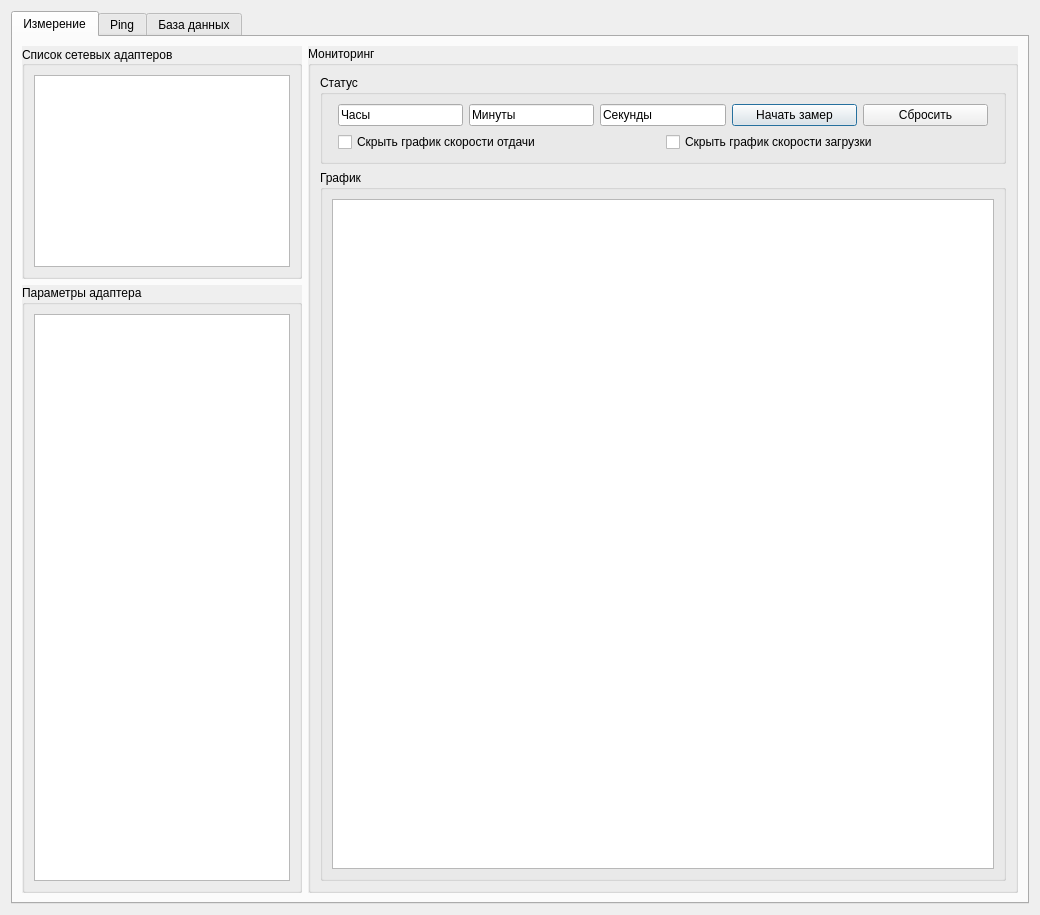
First picture: the form in interface.ui, repository darararrik/dz, before the edit.
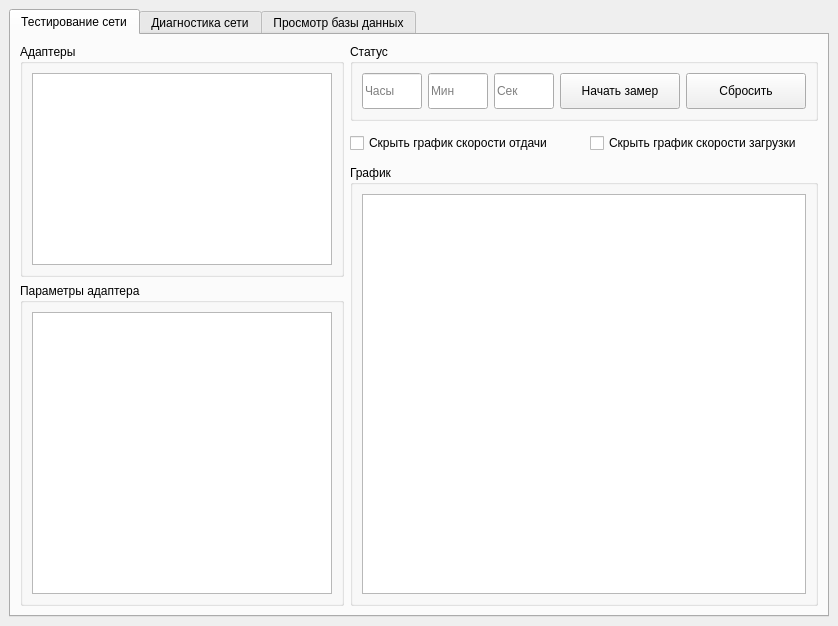
Second picture: the form after the edit. Custom widgets are drawn as their Qt base class.

What changed in the file:
```diff
--- a/interface.ui
+++ b/interface.ui
@@ -1,134 +1,234 @@
 <?xml version="1.0" encoding="UTF-8"?>
 <ui version="4.0">
- <class>mainWidget</class>
- <widget class="QDialog" name="mainWidget">
+ <class>MainWindow</class>
+ <widget class="QMainWindow" name="MainWindow">
+  <property name="enabled">
+   <bool>true</bool>
+  </property>
   <property name="geometry">
    <rect>
     <x>0</x>
     <y>0</y>
-    <width>1040</width>
-    <height>915</height>
+    <width>838</width>
+    <height>626</height>
    </rect>
   </property>
-  <property name="focusPolicy">
-   <enum>Qt::FocusPolicy::TabFocus</enum>
+  <property name="sizePolicy">
+   <sizepolicy hsizetype="Expanding" vsizetype="Maximum">
+    <horstretch>0</horstretch>
+    <verstretch>0</verstretch>
+   </sizepolicy>
+  </property>
+  <property name="acceptDrops">
+   <bool>false</bool>
   </property>
   <property name="windowTitle">
-   <string>Dialog</string>
+   <string>MainWindow</string>
   </property>
-  <layout class="QHBoxLayout" name="horizontalLayout_5">
-   <item>
-    <widget class="QTabWidget" name="diagnoseWidget">
-     <property name="autoFillBackground">
-      <bool>true</bool>
-     </property>
-     <property name="currentIndex">
-      <number>0</number>
-     </property>
-     <widget class="QWidget" name="monitoringTab">
-      <attribute name="title">
-       <string>Измерение</string>
-      </attribute>
+  <widget class="QWidget" name="centralwidget">
+   <property name="sizePolicy">
+    <sizepolicy hsizetype="Expanding" vsizetype="Preferred">
+     <horstretch>0</horstretch>
+     <verstretch>0</verstretch>
+    </sizepolicy>
+   </property>
       <layout class="QGridLayout" name="gridLayout_2">
+    <item row="0" column="0">
+     <widget class="QTabWidget" name="tabWidget">
+      <property name="currentIndex">
+       <number>0</number>
+      </property>
+      <widget class="QWidget" name="remote_monitoring">
+       <property name="enabled">
+        <bool>true</bool>
+       </property>
+       <property name="sizePolicy">
+        <sizepolicy hsizetype="Minimum" vsizetype="Minimum">
+         <horstretch>0</horstretch>
+         <verstretch>0</verstretch>
+        </sizepolicy>
+       </property>
+       <attribute name="title">
+        <string>Тестирование сети</string>
+       </attribute>
+       <layout class="QGridLayout" name="gridLayout_3">
+        <item row="0" column="0">
+         <layout class="QVBoxLayout" name="verticalLayout_3">
+          <item>
+           <widget class="QGroupBox" name="groupBox_11">
+            <property name="sizePolicy">
+             <sizepolicy hsizetype="Preferred" vsizetype="Maximum">
+              <horstretch>0</horstretch>
+              <verstretch>0</verstretch>
+             </sizepolicy>
+            </property>
+            <property name="title">
+             <string>Адаптеры</string>
+            </property>
+            <layout class="QGridLayout" name="gridLayout_11">
+             <item row="0" column="0">
+              <widget class="QListWidget" name="adapterList">
+               <property name="enabled">
+                <bool>true</bool>
+               </property>
+               <property name="sizePolicy">
+                <sizepolicy hsizetype="Minimum" vsizetype="Maximum">
+                 <horstretch>0</horstretch>
+                 <verstretch>0</verstretch>
+                </sizepolicy>
+               </property>
+               <property name="minimumSize">
+                <size>
+                 <width>300</width>
+                 <height>0</height>
+                </size>
+               </property>
+               <property name="maximumSize">
+                <size>
+                 <width>16777215</width>
+                 <height>16777215</height>
+                </size>
+               </property>
+              </widget>
+             </item>
+            </layout>
+           </widget>
+          </item>
+          <item>
+           <widget class="QGroupBox" name="groupBox_12">
+            <property name="title">
+             <string>Параметры адаптера</string>
+            </property>
+            <layout class="QGridLayout" name="gridLayout_12">
+             <item row="0" column="0">
+              <widget class="QTableWidget" name="infoTable">
+               <property name="sizePolicy">
+                <sizepolicy hsizetype="Minimum" vsizetype="Minimum">
+                 <horstretch>0</horstretch>
+                 <verstretch>0</verstretch>
+                </sizepolicy>
+               </property>
+               <property name="minimumSize">
+                <size>
+                 <width>300</width>
+                 <height>0</height>
+                </size>
+               </property>
+               <property name="maximumSize">
+                <size>
+                 <width>16777215</width>
+                 <height>16777215</height>
+                </size>
+               </property>
+              </widget>
+             </item>
+            </layout>
+           </widget>
+          </item>
+         </layout>
+        </item>
        <item row="0" column="1">
-        <layout class="QVBoxLayout" name="rightColum">
+         <layout class="QVBoxLayout" name="verticalLayout">
+          <property name="spacing">
+           <number>12</number>
+          </property>
          <item>
-          <widget class="QGroupBox" name="monitoringBox">
-           <property name="sizePolicy">
-            <sizepolicy hsizetype="Expanding" vsizetype="Minimum">
-             <horstretch>0</horstretch>
-             <verstretch>0</verstretch>
-            </sizepolicy>
-           </property>
-           <property name="autoFillBackground">
-            <bool>true</bool>
-           </property>
-           <property name="title">
-            <string>Мониторинг</string>
-           </property>
-           <layout class="QGridLayout" name="gridLayout_5">
-            <item row="0" column="0">
-             <widget class="QGroupBox" name="statusBox">
-              <property name="sizePolicy">
-               <sizepolicy hsizetype="Preferred" vsizetype="Fixed">
-                <horstretch>0</horstretch>
-                <verstretch>0</verstretch>
-               </sizepolicy>
-              </property>
+           <widget class="QGroupBox" name="groupBox_14">
               <property name="title">
                <string>Статус</string>
               </property>
-              <layout class="QGridLayout" name="gridLayout_6">
+            <layout class="QGridLayout" name="gridLayout_14">
                <item row="0" column="0">
-                <layout class="QHBoxLayout" name="horizontalLayout">
-                 <property name="sizeConstraint">
-                  <enum>QLayout::SizeConstraint::SetDefaultConstraint</enum>
-                 </property>
-                 <property name="leftMargin">
-                  <number>6</number>
-                 </property>
-                 <property name="rightMargin">
-                  <number>6</number>
-                 </property>
+              <layout class="QHBoxLayout" name="timer">
                  <item>
                   <widget class="QLineEdit" name="hoursInput">
                    <property name="sizePolicy">
-                    <sizepolicy hsizetype="Minimum" vsizetype="Fixed">
+                  <sizepolicy hsizetype="Fixed" vsizetype="Fixed">
                      <horstretch>0</horstretch>
                      <verstretch>0</verstretch>
                     </sizepolicy>
                    </property>
-                   <property name="text">
+                 <property name="minimumSize">
+                  <size>
+                   <width>60</width>
+                   <height>36</height>
+                  </size>
+                 </property>
+                 <property name="maximumSize">
+                  <size>
+                   <width>60</width>
+                   <height>36</height>
+                  </size>
+                 </property>
+                 <property name="placeholderText">
                     <string>Часы</string>
                    </property>
-                   <property name="frame">
-                    <bool>true</bool>
-                   </property>
-                   <property name="echoMode">
-                    <enum>QLineEdit::EchoMode::Normal</enum>
-                   </property>
-                   <property name="placeholderText">
-                    <string/>
-                   </property>
-                   <property name="clearButtonEnabled">
-                    <bool>false</bool>
-                   </property>
                   </widget>
                  </item>
                  <item>
-                  <widget class="QLineEdit" name="minutInput">
+                <widget class="QLineEdit" name="minutesInput">
                    <property name="sizePolicy">
-                    <sizepolicy hsizetype="Minimum" vsizetype="Fixed">
+                  <sizepolicy hsizetype="Fixed" vsizetype="Fixed">
                      <horstretch>0</horstretch>
                      <verstretch>0</verstretch>
                     </sizepolicy>
                    </property>
-                   <property name="text">
-                    <string>Минуты</string>
+                 <property name="minimumSize">
+                  <size>
+                   <width>60</width>
+                   <height>36</height>
+                  </size>
+                 </property>
+                 <property name="maximumSize">
+                  <size>
+                   <width>60</width>
+                   <height>36</height>
+                  </size>
+                 </property>
+                 <property name="placeholderText">
+                  <string>Мин</string>
                    </property>
                   </widget>
                  </item>
                  <item>
                   <widget class="QLineEdit" name="secondsInput">
                    <property name="sizePolicy">
-                    <sizepolicy hsizetype="Minimum" vsizetype="Fixed">
+                  <sizepolicy hsizetype="Fixed" vsizetype="Fixed">
                      <horstretch>0</horstretch>
                      <verstretch>0</verstretch>
                     </sizepolicy>
                    </property>
-                   <property name="text">
-                    <string>Секунды</string>
+                 <property name="minimumSize">
+                  <size>
+                   <width>60</width>
+                   <height>36</height>
+                  </size>
+                 </property>
+                 <property name="maximumSize">
+                  <size>
+                   <width>60</width>
+                   <height>36</height>
+                  </size>
+                 </property>
+                 <property name="placeholderText">
+                  <string>Сек</string>
                    </property>
                   </widget>
                  </item>
                  <item>
                   <widget class="QPushButton" name="measureSpeedButton">
                    <property name="sizePolicy">
-                    <sizepolicy hsizetype="Minimum" vsizetype="Fixed">
+                  <sizepolicy hsizetype="Fixed" vsizetype="Fixed">
                      <horstretch>0</horstretch>
                      <verstretch>0</verstretch>
                     </sizepolicy>
                    </property>
+                 <property name="minimumSize">
+                  <size>
+                   <width>120</width>
+                   <height>36</height>
+                  </size>
+                 </property>
                    <property name="text">
                     <string>Начать замер</string>
                    </property>
@@ -136,6 +236,18 @@
                  </item>
                  <item>
                   <widget class="QPushButton" name="clearGraphs">
+                 <property name="sizePolicy">
+                  <sizepolicy hsizetype="Fixed" vsizetype="Fixed">
+                   <horstretch>0</horstretch>
+                   <verstretch>0</verstretch>
+                  </sizepolicy>
+                 </property>
+                 <property name="minimumSize">
+                  <size>
+                   <width>120</width>
+                   <height>36</height>
+                  </size>
+                 </property>
                    <property name="text">
                     <string>Сбросить</string>
                    </property>
@@ -143,23 +255,35 @@
                  </item>
                 </layout>
                </item>
-               <item row="1" column="0">
-                <layout class="QHBoxLayout" name="horizontalLayout_2">
+            </layout>
+           </widget>
+          </item>
+          <item>
+           <layout class="QHBoxLayout" name="checkboxes">
                  <property name="leftMargin">
-                  <number>6</number>
-                 </property>
-                 <property name="rightMargin">
-                  <number>6</number>
+             <number>0</number>
                  </property>
                  <item>
                   <widget class="QCheckBox" name="hideUpload">
+              <property name="sizePolicy">
+               <sizepolicy hsizetype="Expanding" vsizetype="Fixed">
+                <horstretch>0</horstretch>
+                <verstretch>0</verstretch>
+               </sizepolicy>
+              </property>
                    <property name="text">
                     <string>Скрыть график скорости отдачи</string>
                    </property>
                   </widget>
                  </item>
                  <item>
-                  <widget class="QCheckBox" name="hideLoad">
+             <widget class="QCheckBox" name="hideDownload">
+              <property name="sizePolicy">
+               <sizepolicy hsizetype="Expanding" vsizetype="Fixed">
+                <horstretch>0</horstretch>
+                <verstretch>0</verstretch>
+               </sizepolicy>
+              </property>
                    <property name="text">
                     <string>Скрыть график скорости загрузки</string>
                    </property>
@@ -167,13 +291,10 @@
                  </item>
                 </layout>
                </item>
-              </layout>
-             </widget>
-            </item>
-            <item row="1" column="0">
-             <widget class="QGroupBox" name="graphicBox">
+          <item>
+           <widget class="QGroupBox" name="graphs_group">
               <property name="sizePolicy">
-               <sizepolicy hsizetype="Expanding" vsizetype="Minimum">
+             <sizepolicy hsizetype="Preferred" vsizetype="Preferred">
                 <horstretch>0</horstretch>
                 <verstretch>0</verstretch>
                </sizepolicy>
@@ -181,106 +302,20 @@
               <property name="title">
                <string>График</string>
               </property>
-              <layout class="QGridLayout" name="gridLayout_7">
+            <layout class="QGridLayout" name="gridLayout_13">
                <item row="0" column="0">
-                <widget class="PlotWidget" name="remoteGraphWidget" native="true">
+              <widget class="PlotWidget" name="graphWidget">
                  <property name="sizePolicy">
                   <sizepolicy hsizetype="Expanding" vsizetype="Expanding">
                    <horstretch>0</horstretch>
                    <verstretch>0</verstretch>
                   </sizepolicy>
                  </property>
-                 <property name="focusPolicy">
-                  <enum>Qt::FocusPolicy::StrongFocus</enum>
-                 </property>
-                 <layout class="QGridLayout" name="gridLayout_8">
-                  <property name="leftMargin">
-                   <number>0</number>
-                  </property>
-                  <property name="topMargin">
-                   <number>0</number>
-                  </property>
-                  <property name="rightMargin">
-                   <number>0</number>
-                  </property>
-                  <property name="bottomMargin">
-                   <number>0</number>
-                  </property>
-                  <item row="0" column="0">
-                   <widget class="QGraphicsView" name="graph"/>
-                  </item>
-                 </layout>
-                </widget>
-               </item>
-              </layout>
-             </widget>
-            </item>
-           </layout>
-          </widget>
-         </item>
-        </layout>
-       </item>
-       <item row="0" column="0">
-        <layout class="QVBoxLayout" name="leftColum">
-         <property name="sizeConstraint">
-          <enum>QLayout::SizeConstraint::SetDefaultConstraint</enum>
-         </property>
-         <item>
-          <widget class="QGroupBox" name="adapterBox">
-           <property name="enabled">
-            <bool>true</bool>
-           </property>
-           <property name="sizePolicy">
-            <sizepolicy hsizetype="Maximum" vsizetype="Maximum">
-             <horstretch>0</horstretch>
-             <verstretch>0</verstretch>
-            </sizepolicy>
-           </property>
-           <property name="autoFillBackground">
-            <bool>true</bool>
-           </property>
-           <property name="title">
-            <string>Список сетевых адаптеров</string>
-           </property>
-           <property name="alignment">
-            <set>Qt::AlignmentFlag::AlignLeading|Qt::AlignmentFlag::AlignLeft|Qt::AlignmentFlag::AlignVCenter</set>
-           </property>
-           <layout class="QGridLayout" name="gridLayout_3">
-            <item row="0" column="0">
-             <widget class="QListWidget" name="adapterListWidget">
-              <property name="sizePolicy">
-               <sizepolicy hsizetype="Maximum" vsizetype="Maximum">
-                <horstretch>0</horstretch>
-                <verstretch>0</verstretch>
-               </sizepolicy>
-              </property>
-             </widget>
-            </item>
-           </layout>
-          </widget>
-         </item>
-         <item>
-          <widget class="QGroupBox" name="adapterPropBox">
-           <property name="sizePolicy">
-            <sizepolicy hsizetype="Minimum" vsizetype="Minimum">
-             <horstretch>0</horstretch>
-             <verstretch>0</verstretch>
-            </sizepolicy>
-           </property>
-           <property name="autoFillBackground">
-            <bool>true</bool>
-           </property>
-           <property name="title">
-            <string>Параметры адаптера</string>
-           </property>
-           <layout class="QGridLayout" name="gridLayout_4">
-            <item row="0" column="0">
-             <widget class="QTableWidget" name="adapterInfoTable">
-              <property name="sizePolicy">
-               <sizepolicy hsizetype="Minimum" vsizetype="Minimum">
-                <horstretch>0</horstretch>
-                <verstretch>0</verstretch>
-               </sizepolicy>
+               <property name="maximumSize">
+                <size>
+                 <width>16777215</width>
+                 <height>16777215</height>
+                </size>
               </property>
              </widget>
             </item>
@@ -293,15 +328,29 @@
      </widget>
      <widget class="QWidget" name="pingTab">
       <attribute name="title">
-       <string>Ping</string>
-      </attribute>
-      <layout class="QGridLayout" name="gridLayout_9">
+        <string>Диагностика сети</string>
+       </attribute>
+       <layout class="QGridLayout" name="gridLayout_4">
        <item row="0" column="0">
-        <layout class="QHBoxLayout" name="horizontalLayout_3">
+         <widget class="QGroupBox" name="groupBox">
+          <property name="sizePolicy">
+           <sizepolicy hsizetype="Preferred" vsizetype="Preferred">
+            <horstretch>0</horstretch>
+            <verstretch>0</verstretch>
+           </sizepolicy>
+          </property>
+          <property name="title">
+           <string>Ввод</string>
+          </property>
+          <property name="flat">
+           <bool>false</bool>
+          </property>
+          <property name="checkable">
+           <bool>false</bool>
+          </property>
+          <layout class="QVBoxLayout" name="verticalLayout_2">
          <item>
-          <layout class="QVBoxLayout" name="buttonBar">
-           <item>
-            <layout class="QHBoxLayout" name="switchMode">
+            <layout class="QHBoxLayout" name="horizontalLayout">
              <item>
               <spacer name="horizontalSpacer">
                <property name="orientation">
@@ -316,9 +365,9 @@
               </spacer>
              </item>
              <item>
-              <widget class="QRadioButton" name="radioButton_2">
+              <widget class="QRadioButton" name="pingChoice">
                <property name="sizePolicy">
-                <sizepolicy hsizetype="Minimum" vsizetype="Maximum">
+                <sizepolicy hsizetype="Maximum" vsizetype="Fixed">
                  <horstretch>0</horstretch>
                  <verstretch>0</verstretch>
                 </sizepolicy>
@@ -326,15 +375,12 @@
                <property name="text">
                 <string>Пинг</string>
                </property>
-               <property name="checked">
-                <bool>true</bool>
-               </property>
               </widget>
              </item>
              <item>
-              <widget class="QRadioButton" name="radioButton">
+              <widget class="QRadioButton" name="tracerChoice">
                <property name="sizePolicy">
-                <sizepolicy hsizetype="Minimum" vsizetype="Maximum">
+                <sizepolicy hsizetype="Maximum" vsizetype="Fixed">
                  <horstretch>0</horstretch>
                  <verstretch>0</verstretch>
                 </sizepolicy>
@@ -347,28 +393,58 @@
             </layout>
            </item>
            <item>
-            <layout class="QHBoxLayout" name="buttons">
+            <layout class="QHBoxLayout" name="horizontalLayout_2">
              <item>
               <widget class="QLineEdit" name="addressInput">
                <property name="sizePolicy">
-                <sizepolicy hsizetype="Minimum" vsizetype="Minimum">
+                <sizepolicy hsizetype="Expanding" vsizetype="Minimum">
                  <horstretch>0</horstretch>
                  <verstretch>0</verstretch>
                 </sizepolicy>
                </property>
-               <property name="text">
+               <property name="minimumSize">
+                <size>
+                 <width>0</width>
+                 <height>32</height>
+                </size>
+               </property>
+               <property name="maximumSize">
+                <size>
+                 <width>16777215</width>
+                 <height>40</height>
+                </size>
+               </property>
+               <property name="placeholderText">
                 <string>Введите IP-адрес или имя хоста</string>
                </property>
               </widget>
              </item>
              <item>
-              <widget class="QPushButton" name="pushButton">
+              <widget class="QPushButton" name="executeButton">
                <property name="sizePolicy">
-                <sizepolicy hsizetype="Maximum" vsizetype="Minimum">
+                <sizepolicy hsizetype="Expanding" vsizetype="Minimum">
                  <horstretch>0</horstretch>
                  <verstretch>0</verstretch>
                 </sizepolicy>
                </property>
+               <property name="minimumSize">
+                <size>
+                 <width>0</width>
+                 <height>40</height>
+                </size>
+               </property>
+               <property name="maximumSize">
+                <size>
+                 <width>180</width>
+                 <height>40</height>
+                </size>
+               </property>
+               <property name="font">
+                <font>
+                 <pointsize>12</pointsize>
+                 <bold>false</bold>
+                </font>
+               </property>
                <property name="text">
                 <string>Старт</string>
                </property>
@@ -376,22 +452,19 @@
              </item>
             </layout>
            </item>
+          </layout>
+         </widget>
+        </item>
+        <item row="1" column="0">
+         <layout class="QHBoxLayout" name="horizontalLayout_16">
            <item>
-            <layout class="QHBoxLayout" name="horizontalLayout_4">
-             <item>
-              <widget class="QGroupBox" name="groupBox">
-               <property name="sizePolicy">
-                <sizepolicy hsizetype="Preferred" vsizetype="Expanding">
-                 <horstretch>0</horstretch>
-                 <verstretch>0</verstretch>
-                </sizepolicy>
-               </property>
+           <widget class="QGroupBox" name="groupBox_6">
                <property name="title">
                 <string>Журнал событий</string>
                </property>
-               <layout class="QGridLayout" name="gridLayout_10">
-                <item row="0" column="0">
-                 <widget class="QListView" name="outputList"/>
+            <layout class="QVBoxLayout" name="verticalLayout_8">
+             <item>
+              <widget class="QListWidget" name="outputList"/>
                 </item>
                </layout>
               </widget>
@@ -399,7 +472,7 @@
              <item>
               <widget class="QGroupBox" name="groupBox_2">
                <property name="sizePolicy">
-                <sizepolicy hsizetype="Maximum" vsizetype="Expanding">
+             <sizepolicy hsizetype="Preferred" vsizetype="Preferred">
                  <horstretch>0</horstretch>
                  <verstretch>0</verstretch>
                 </sizepolicy>
@@ -407,52 +480,55 @@
                <property name="title">
                 <string>Список подключенных клиентов</string>
                </property>
-               <layout class="QGridLayout" name="gridLayout_11">
-                <item row="0" column="0">
-                 <widget class="QListView" name="PingClientList"/>
-                </item>
-               </layout>
-              </widget>
-             </item>
-            </layout>
-           </item>
-          </layout>
-         </item>
-        </layout>
-       </item>
-      </layout>
-     </widget>
-     <widget class="QWidget" name="DataBaseTab">
-      <attribute name="title">
-       <string>База данных</string>
-      </attribute>
-      <layout class="QVBoxLayout" name="verticalLayout">
+            <layout class="QVBoxLayout" name="verticalLayout_13">
        <item>
-        <widget class="QGroupBox" name="groupBox_3">
+              <widget class="QListWidget" name="pingClientsList">
          <property name="sizePolicy">
-          <sizepolicy hsizetype="Expanding" vsizetype="Maximum">
+                <sizepolicy hsizetype="Minimum" vsizetype="Minimum">
            <horstretch>0</horstretch>
            <verstretch>0</verstretch>
           </sizepolicy>
          </property>
+              </widget>
+             </item>
+            </layout>
+           </widget>
+          </item>
+         </layout>
+        </item>
+       </layout>
+      </widget>
+      <widget class="QWidget" name="tab">
+       <attribute name="title">
+        <string>Просмотр базы данных</string>
+       </attribute>
+       <layout class="QGridLayout" name="gridLayout">
+        <item row="0" column="0">
+         <widget class="QGroupBox" name="groupBox_19">
          <property name="title">
-          <string>Таблица</string>
-         </property>
-         <layout class="QHBoxLayout" name="horizontalLayout_6">
+           <string>Таблицы</string>
+          </property>
+          <layout class="QHBoxLayout" name="horizontalLayout_12">
           <item>
            <widget class="QComboBox" name="dbTableSelectCombo">
             <property name="sizePolicy">
-             <sizepolicy hsizetype="Minimum" vsizetype="Maximum">
+              <sizepolicy hsizetype="Preferred" vsizetype="Fixed">
               <horstretch>0</horstretch>
               <verstretch>0</verstretch>
              </sizepolicy>
             </property>
+             <property name="minimumSize">
+              <size>
+               <width>240</width>
+               <height>24</height>
+              </size>
+             </property>
            </widget>
           </item>
           <item>
            <widget class="QPushButton" name="dbRefreshButton">
             <property name="sizePolicy">
-             <sizepolicy hsizetype="Maximum" vsizetype="Maximum">
+              <sizepolicy hsizetype="Expanding" vsizetype="Minimum">
               <horstretch>0</horstretch>
               <verstretch>0</verstretch>
              </sizepolicy>
@@ -460,7 +536,13 @@
             <property name="minimumSize">
              <size>
               <width>0</width>
-              <height>0</height>
+               <height>40</height>
+              </size>
+             </property>
+             <property name="maximumSize">
+              <size>
+               <width>180</width>
+               <height>40</height>
              </size>
             </property>
             <property name="text">
@@ -471,21 +553,14 @@
          </layout>
         </widget>
        </item>
-       <item>
-        <widget class="QGroupBox" name="tableBox">
+        <item row="1" column="0">
+         <widget class="QGroupBox" name="groupBox_21">
          <property name="title">
-          <string>TableName</string>
-         </property>
-         <layout class="QGridLayout" name="gridLayout">
-          <item row="0" column="0">
-           <widget class="QTableWidget" name="dbDataTable">
-            <property name="sizePolicy">
-             <sizepolicy hsizetype="Expanding" vsizetype="Minimum">
-              <horstretch>0</horstretch>
-              <verstretch>0</verstretch>
-             </sizepolicy>
-            </property>
-           </widget>
+           <string>Таблица</string>
+          </property>
+          <layout class="QVBoxLayout" name="verticalLayout_12">
+           <item>
+            <widget class="QTableWidget" name="dbDataTable"/>
           </item>
          </layout>
         </widget>
@@ -495,12 +570,13 @@
     </widget>
    </item>
   </layout>
+  </widget>
  </widget>
  <customwidgets>
   <customwidget>
    <class>PlotWidget</class>
-   <extends>QWidget</extends>
-   <header location="global">pyqtgraph</header>
+   <extends>QGraphicsView</extends>
+   <header>pyqtgraph</header>
    <container>1</container>
   </customwidget>
  </customwidgets>
```
Lines whose indentation alone changed are shown as unchanged.
